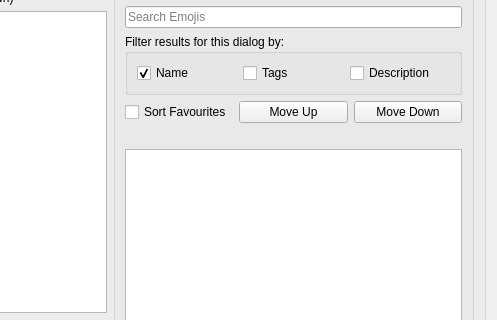
First picture: the form in src/config/emojirunner_config.ui, repository alex1701c/EmojiRunner, before the edit; both pictures show x 172 to 669 and y 168 to 488 of the 669 by 580 pixel window.
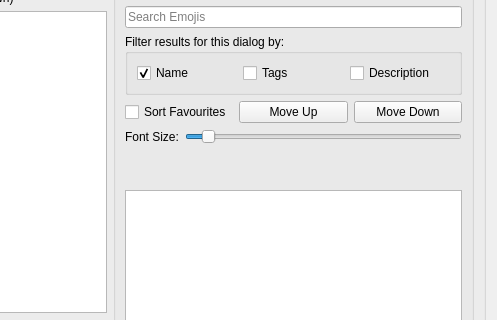
Second picture: the form after the edit.

Commit message: Add font size slider, validate favourite count, cleanup category changed events

What changed in the file:
```diff
--- a/src/config/emojirunner_config.ui
+++ b/src/config/emojirunner_config.ui
@@ -243,6 +243,39 @@
                </item>
               </layout>
              </item>
+             <item>
+              <layout class="QHBoxLayout" name="horizontalLayout_9">
+               <item>
+                <widget class="QLabel" name="label_2">
+                 <property name="text">
+                  <string>Font Size:</string>
+                 </property>
+                </widget>
+               </item>
+               <item>
+                <widget class="QSlider" name="fontSizeSlider">
+                 <property name="minimum">
+                  <number>20</number>
+                 </property>
+                 <property name="maximum">
+                  <number>100</number>
+                 </property>
+                 <property name="singleStep">
+                  <number>5</number>
+                 </property>
+                 <property name="pageStep">
+                  <number>5</number>
+                 </property>
+                 <property name="value">
+                  <number>25</number>
+                 </property>
+                 <property name="orientation">
+                  <enum>Qt::Horizontal</enum>
+                 </property>
+                </widget>
+               </item>
+              </layout>
+             </item>
              <item>
               <widget class="QLabel" name="favouriteVisibleElements">
                <property name="text">
@@ -250,6 +283,16 @@
                </property>
               </widget>
              </item>
+             <item>
+              <widget class="QLabel" name="maxFavouritesLabel">
+               <property name="styleSheet">
+                <string notr="true">color:red</string>
+               </property>
+               <property name="text">
+                <string/>
+               </property>
+              </widget>
+             </item>
              <item>
               <widget class="QListWidget" name="emojiListView"/>
              </item>
```
The commit also changes 2 other files.
